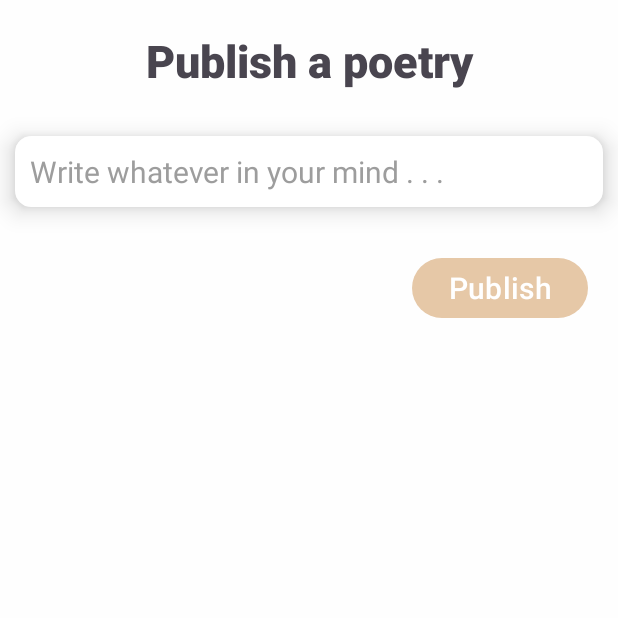
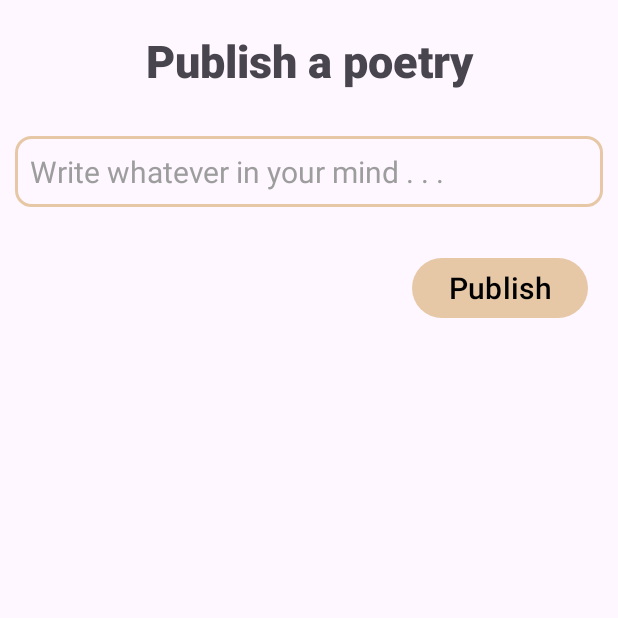
Before and after one commit to Yash-Agrawal-Company/VerseVista, an Android app: the screen it shows after launch once a user with an empty profile is signed in (WritingPoetryActivity), after a tap on "Floating action button", on a phone screen of 412 x 824 dp, the top half of it. Run offline under Robolectric (Android 15) with nearby library versions, the phone set to English and light mode, and no system bars; our stand-ins replace Firebase (no records; nobody signed in at launch, a user with empty details on screens opened directly).

Commit message:
UI edited

```diff
--- a/app/src/main/java/com/yashagrawal/versevista/SplashScreen.kt
+++ b/app/src/main/java/com/yashagrawal/versevista/SplashScreen.kt
@@ -12,18 +12,28 @@ import com.yashagrawal.versevista.authentication.LoginActivity
 
 class SplashScreen : AppCompatActivity() {
     private lateinit var auth : FirebaseAuth
+    private var DELAY_TIME : Long = 1000
     override fun onCreate(savedInstanceState: Bundle?) {
         super.onCreate(savedInstanceState)
         setContentView(R.layout.activity_splash_screen)
 
         val splash = findViewById<ImageView>(R.id.splash)
         splash.scaleType = ImageView.ScaleType.FIT_XY;
+        auth = FirebaseAuth.getInstance()
 
-        Handler(Looper.getMainLooper()).postDelayed(Runnable {
-            val intent = Intent(this, LoginActivity::class.java)
-            startActivity(intent)
-            finish()
-        },3000)
+
+        Handler(Looper.getMainLooper()).postDelayed({
+
+            if (auth.currentUser != null) {
+                DELAY_TIME = 0
+                val intent = Intent(this, MainActivity::class.java)
+                startActivity(intent)
+                finish()
+            }else {
+                val intent = Intent(this, LoginActivity::class.java)
+                startActivity(intent)
+                finish()
+            }
+        }, DELAY_TIME)
     }
-
 }
--- a/app/src/main/java/com/yashagrawal/versevista/authentication/LoginActivity.kt
+++ b/app/src/main/java/com/yashagrawal/versevista/authentication/LoginActivity.kt
@@ -164,15 +164,15 @@ class LoginActivity : AppCompatActivity() {
             false
         }
     }
-    override fun onStart() {
-        auth = FirebaseAuth.getInstance()
-        if (auth.currentUser != null){
-            val intent = Intent(this,MainActivity::class.java)
-            startActivity(intent)
-            finish()
-        }
-        else {
-            super.onStart()
-        }
-    }
+//    override fun onStart() {
+//        auth = FirebaseAuth.getInstance()
+//        if (auth.currentUser != null){
+//            val intent = Intent(this,MainActivity::class.java)
+//            startActivity(intent)
+//            finish()
+//        }
+//        else {
+//            super.onStart()
+//        }
+//    }
 }
--- /dev/null
+++ b/app/src/main/res/drawable/cancel_icon.xml
@@ -0,0 +1,5 @@
+<vector android:autoMirrored="true" android:height="24dp"
+    android:tint="@color/themeColor" android:viewportHeight="24"
+    android:viewportWidth="24" android:width="24dp" xmlns:android="http://schemas.android.com/apk/res/android">
+    <path android:fillColor="@android:color/white" android:pathData="M12,2C6.47,2 2,6.47 2,12s4.47,10 10,10 10,-4.47 10,-10S17.53,2 12,2zM17,15.59L15.59,17 12,13.41 8.41,17 7,15.59 10.59,12 7,8.41 8.41,7 12,10.59 15.59,7 17,8.41 13.41,12 17,15.59z"/>
+</vector>
--- a/app/src/main/res/drawable/pen_icon.xml
+++ b/app/src/main/res/drawable/pen_icon.xml
@@ -2,6 +2,7 @@
     android:width="512dp"
     android:height="512dp"
     android:viewportWidth="512"
+    android:tint="@color/black"
     android:viewportHeight="512">
   <path
       android:fillColor="@color/themeColor"
--- a/app/src/main/res/drawable/pen_img.xml
+++ b/app/src/main/res/drawable/pen_img.xml
@@ -1,4 +1,4 @@
-<vector android:height="100dp" android:tint="#0F0A0A"
+<vector android:height="100dp" android:tint="@color/themeColor"
     android:viewportHeight="24" android:viewportWidth="24"
     android:width="100dp" xmlns:android="http://schemas.android.com/apk/res/android">
     <path android:fillColor="@android:color/white" android:pathData="M3,10h11v2H3V10zM3,8h11V6H3V8zM3,16h7v-2H3V16zM18.01,12.87l0.71,-0.71c0.39,-0.39 1.02,-0.39 1.41,0l0.71,0.71c0.39,0.39 0.39,1.02 0,1.41l-0.71,0.71L18.01,12.87zM17.3,13.58l-5.3,5.3V21h2.12l5.3,-5.3L17.3,13.58z"/>
--- a/app/src/main/res/drawable/search_back.xml
+++ b/app/src/main/res/drawable/search_back.xml
@@ -1,7 +1,7 @@
 <?xml version="1.0" encoding="utf-8"?>
 <shape android:shape="rectangle" xmlns:android="http://schemas.android.com/apk/res/android">
-    <stroke android:color="@color/white"
+    <stroke android:color="@color/themeColor"
         android:width="2dp"/>
     <corners android:radius="10dp"/>
-    <solid android:color="@color/white"/>
+
 </shape>
--- a/app/src/main/res/layout/activity_login.xml
+++ b/app/src/main/res/layout/activity_login.xml
@@ -5,7 +5,6 @@
     android:layout_width="match_parent"
     android:layout_height="match_parent"
     android:orientation="vertical"
-    android:background="#FEFEFE"
     android:scrollbarAlwaysDrawVerticalTrack="false"
     tools:context=".authentication.LoginActivity">
 <LinearLayout
--- a/app/src/main/res/layout/activity_profile.xml
+++ b/app/src/main/res/layout/activity_profile.xml
@@ -11,6 +11,7 @@
         android:layout_width="match_parent"
         android:layout_height="?attr/actionBarSize"
         android:background="@drawable/toolbar_background"
+        app:titleTextColor="@color/black"
         android:elevation="120dp" />
     <ScrollView
         android:layout_width="match_parent"
--- a/app/src/main/res/layout/activity_search.xml
+++ b/app/src/main/res/layout/activity_search.xml
@@ -24,7 +24,6 @@
         android:layout_height="wrap_content"
         android:textSize="25sp"
         android:background="@drawable/search_back"
-        android:textColor="@color/black"
         android:textColorHint="#9D9D9D"
         android:inputType="text"
         android:padding="10dp"
--- a/app/src/main/res/layout/activity_sign_up.xml
+++ b/app/src/main/res/layout/activity_sign_up.xml
@@ -4,7 +4,6 @@
     xmlns:tools="http://schemas.android.com/tools"
     android:layout_width="match_parent"
     android:layout_height="match_parent"
-    android:background="#FEFEFE"
     android:orientation="vertical"
     tools:context=".authentication.SignUpActivity">
 
--- a/app/src/main/res/layout/activity_writing_poetry_activity.xml
+++ b/app/src/main/res/layout/activity_writing_poetry_activity.xml
@@ -25,7 +25,6 @@
         android:layout_height="wrap_content"
         android:textSize="20sp"
         android:background="@drawable/search_back"
-        android:textColor="@color/black"
         android:textColorHint="#9D9D9D"
         android:padding="10dp"
         android:inputType="textMultiLine"
@@ -40,6 +39,7 @@
         android:layout_margin="20dp"
         android:textSize="20sp"
         android:text="Publish"
+        android:textColor="@color/black"
         android:fontFamily="sans-serif-medium"/>
         <ProgressBar
             android:id="@+id/progress_publish"
--- a/app/src/main/res/layout/edit_profile_dialog.xml
+++ b/app/src/main/res/layout/edit_profile_dialog.xml
@@ -5,7 +5,6 @@
     android:orientation="vertical"
     android:layout_gravity="center"
     app:cardCornerRadius="15dp"
-    android:backgroundTint="@color/white"
     android:layout_height="wrap_content">
 
     <LinearLayout
@@ -27,7 +26,6 @@
             android:textStyle="bold"
             android:fontFamily="sans-serif-medium"
             android:layout_marginTop="10dp"
-            android:textColor="@color/black"
             android:text="Edit your profile details"/>
         <TextView
             android:layout_width="wrap_content"
@@ -44,7 +42,6 @@
             android:hint="Enter name"
             android:textSize="25sp"
             android:fontFamily="sans-serif-medium"
-            android:textColor="@color/black"
             android:layout_marginStart="10dp"
             android:padding="10dp"
             android:textColorHint="@color/themeColor"
@@ -65,7 +62,6 @@
             android:hint="Enter username"
             android:textSize="25sp"
             android:fontFamily="sans-serif-medium"
-            android:textColor="@color/black"
             android:layout_marginStart="10dp"
             android:padding="10dp"
             android:textColorHint="@color/themeColor"
--- a/app/src/main/res/layout/log_out_dialog.xml
+++ b/app/src/main/res/layout/log_out_dialog.xml
@@ -24,7 +24,7 @@
             android:layout_gravity="center"
             android:gravity="center"
             android:layout_marginTop="10dp"
-            android:text="Are you sure to Log out"/>
+            android:text="Are you sure to Log out?"/>
             <LinearLayout
                 android:layout_width="match_parent"
                 android:layout_height="wrap_content"
@@ -39,6 +39,7 @@
                 android:textSize="25sp"
                 android:layout_margin="10dp"
                 android:layout_weight="1"
+                android:textColor="@color/black"
                 android:text="Yes"/>
                 <Button
                 android:id="@+id/no"
@@ -47,6 +48,7 @@
                 android:textStyle="bold"
                 android:textSize="25sp"
                 android:layout_weight="1"
+                android:textColor="@color/black"
                 android:layout_margin="10dp"
                 android:text="No"/>
             </LinearLayout>
--- a/app/src/main/res/layout/poetry_list_item.xml
+++ b/app/src/main/res/layout/poetry_list_item.xml
@@ -29,7 +29,7 @@
                 android:layout_gravity="start"
                 android:gravity="start"
                 android:text="@string/poetry"
-                android:textSize="15sp"/>
+                android:textSize="17sp"/>
             <RatingBar
                 android:layout_width="wrap_content"
                 android:layout_height="wrap_content"
--- a/app/src/main/res/values-night/themes.xml
+++ b/app/src/main/res/values-night/themes.xml
@@ -7,7 +7,7 @@
         <item name="android:statusBarColor">@color/themeColor</item>
         <item name="colorSecondary">@color/black</item>
         <item name="colorSecondaryVariant">@color/black</item>
-        <item name="android:navigationBarColor">#DCDADE</item>
         <item name="hintTextColor">@color/themeColor</item>
+
     </style>
 </resources>
--- a/app/src/main/res/values/themes.xml
+++ b/app/src/main/res/values/themes.xml
@@ -7,10 +7,9 @@
         <item name="android:statusBarColor">@color/themeColor</item>
         <item name="colorSecondary">@color/black</item>
         <item name="colorSecondaryVariant">@color/black</item>
-        <item name="android:navigationBarColor">#DCDADE</item>
         <item name="hintTextColor">@color/themeColor</item>
         <item name="textFillColor">@color/black</item>
-        <item name="android:windowBackground">#FEFEFE</item>
+<!--        <item name="android:windowBackground">#FEFEFE</item>-->
         <item name="iconTint">@color/white</item>
     </style>
 
```
Also changed, not shown: app/src/main/AndroidManifest.xml (+6 -5 lines), app/src/main/java/com/yashagrawal/versevista/SearchActivity.kt (+40 -8 lines), app/src/main/res/layout/activity_main.xml (+1 -17 lines).
